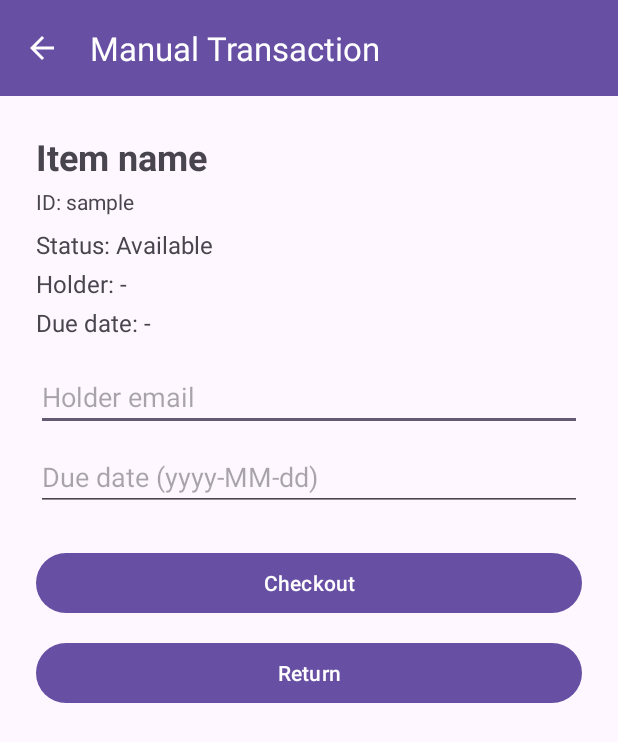
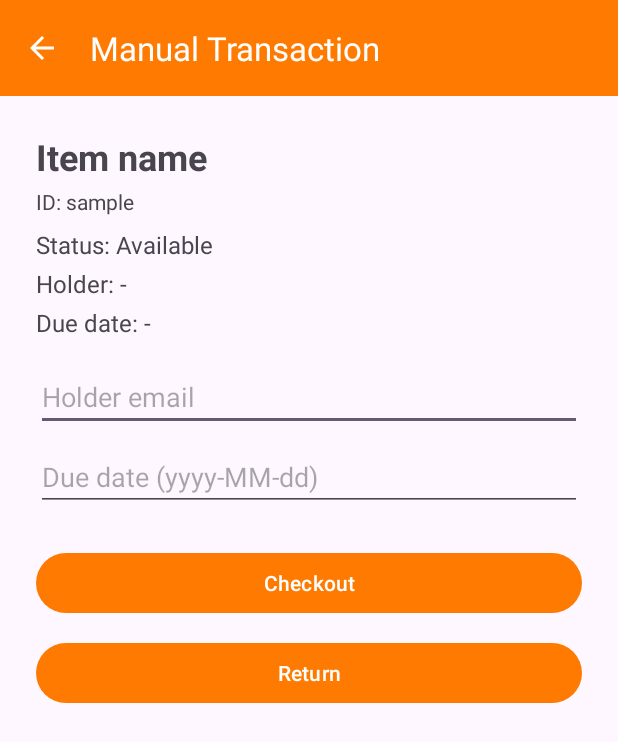
Before and after one commit to saucypilot/inventory-tracker, an Android app: the ManualCheckoutReturnActivity screen opened directly, with no data from a screen before it, on a phone screen of 412 x 824 dp. Shown: the top 742 px of the screen. Run offline under Robolectric (Android 15) with nearby library versions, the phone set to English and light mode, and no system bars; our stand-ins replace Firebase (no records; nobody signed in at launch, a user with empty details on screens opened directly); Roboto replaces fonts that are not available here; 1 statement that could not run was skipped.

Commit message:
Changed buttom colors

```diff
--- a/app/src/main/res/layout/activity_manual_transaction.xml
+++ b/app/src/main/res/layout/activity_manual_transaction.xml
@@ -7,17 +7,18 @@
     tools:context=".ManualCheckoutReturnActivity">
 
     <!-- Added the Toolbar for the back button and title -->
+
+    <!-- Placed existing ScrollView below the Toolbar -->
     <androidx.appcompat.widget.Toolbar
         android:id="@+id/toolbar"
         android:layout_width="match_parent"
         android:layout_height="?attr/actionBarSize"
-        android:background="?attr/colorPrimary"
+        android:background="@color/primary"
         android:elevation="4dp"
         android:theme="@style/ThemeOverlay.AppCompat.Dark.ActionBar"
         app:popupTheme="@style/ThemeOverlay.AppCompat.Light"
         app:title="Manual Transaction" />
 
-    <!-- Placed existing ScrollView below the Toolbar -->
     <ScrollView
         android:layout_width="match_parent"
         android:layout_height="match_parent"
@@ -93,6 +94,7 @@
                 android:layout_width="match_parent"
                 android:layout_height="wrap_content"
                 android:layout_marginTop="24dp"
+                app:backgroundTint="#FF7A00"
                 android:text="Checkout" />
 
             <Button
@@ -100,6 +102,7 @@
                 android:layout_width="match_parent"
                 android:layout_height="wrap_content"
                 android:layout_marginTop="12dp"
+                app:backgroundTint="#FF7A00"
                 android:text="Return" />
 
         </LinearLayout>
--- a/app/src/main/res/layout/activity_notification_list.xml
+++ b/app/src/main/res/layout/activity_notification_list.xml
@@ -43,7 +43,7 @@
         android:layout_height="wrap_content"
         android:layout_marginTop="28dp"
         android:layout_marginEnd="16dp"
-        android:backgroundTint="@color/red"
+        app:backgroundTint="#FF7A00"
         android:fontFamily="@font/alice"
         android:text="Clear All"
         android:textSize="12sp"
```
